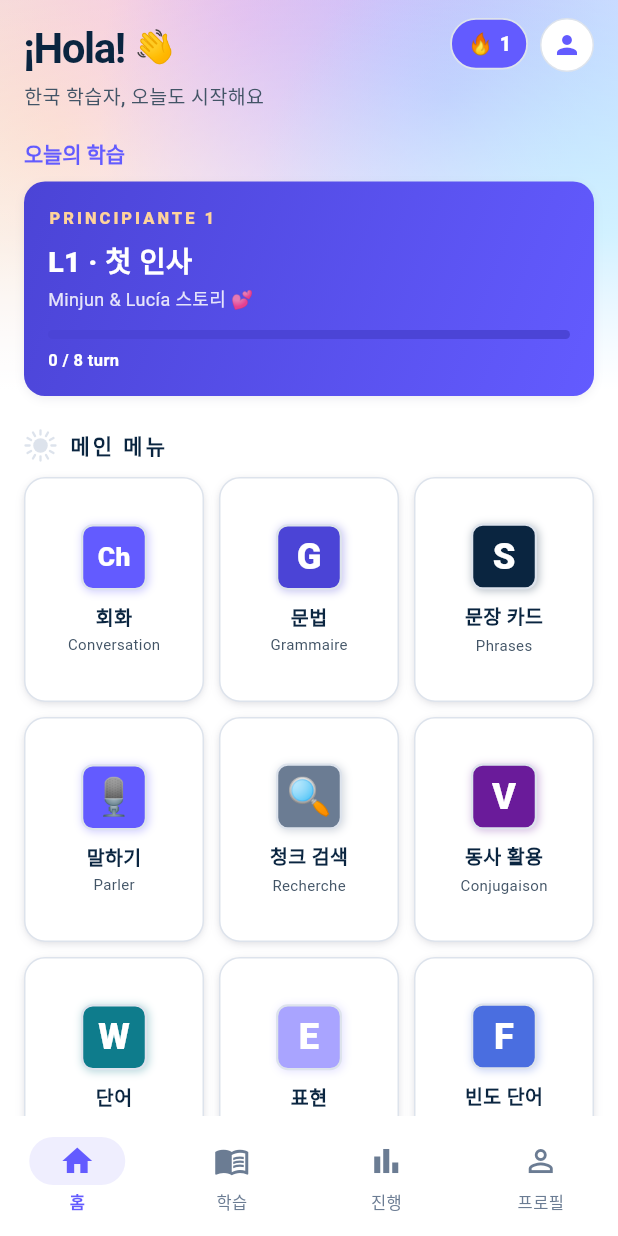
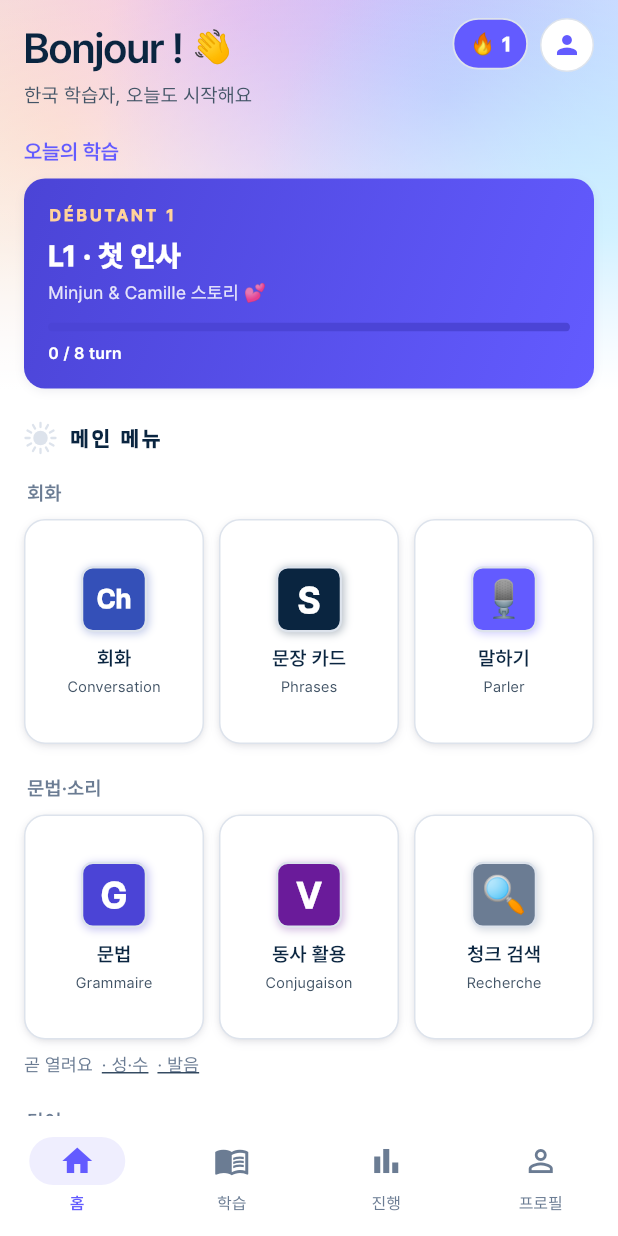
Before and after one commit to talkverselab/talkverse-fr, a Flutter app: the screen it shows after launch, on a phone screen of 412 x 824 dp. Run offline on Flutter 3.47's test engine with Material 3 defaults, Android fonts, the phone set to English and light mode, and no system bars; our stand-ins replace audioplayers, csv, drift, drift_flutter, flutter_secure_storage, flutter_tts and 5 more; missing offline and left inert: flutter_web_auth_2; accounts and stored records are empty; generated files the repository leaves out were written again; statements that could not run were skipped.

Commit message:
feat: UX/UI 시안 01 적용 — 가벼운 Pretendard, 홈 메뉴 3묶음, 리더 단어 카드, 스페인어 템플릿 문구 정리
- 글꼴: Pretendard 400·600 만 번들(사용자 "그림 시안처럼 더 가볍게") — 700 이상은 600 으로
- 홈: 회화 / 문법·소리 / 단어 묶음, 준비중(성·수·발음)은 한 줄로 접기, 비어 있는 단어 메뉴는 「준비 중」 꼬리표
- 회화 리더: 캡션의 단어를 누르면 단어 카드(회화 데이터의 단어 힌트 + 성·수·활용 자리)
- 스페인어 템플릿 흔적 교체: ¡Hola! → Bonjour !, PRINCIPIANTE → DÉBUTANT, Lucía → Camille, 변종·테마·인칭(yo/tú → je/tu) 등

Co-Authored-By: Claude Opus 5.5 <noreply@anthropic.com>
Claude-Session: https://claude.ai/code/session_0124WTkJxKdcFGjQ9EwCnAtR

```diff
--- a/lib/screens/conversation_screen.dart
+++ b/lib/screens/conversation_screen.dart
@@ -44,7 +44,7 @@ class _ConversationScreenState extends State<ConversationScreen> {
     final catalog = EpisodeCatalog.instance;
     return Scaffold(
       backgroundColor: AppColors.cal,
-      appBar: AppBar(title: Text(tr('회화 · Conversación'))),
+      appBar: AppBar(title: Text(tr('회화'))),
       body: _loading
           ? const Center(child: CircularProgressIndicator())
           : ListView(
--- a/lib/screens/main_screen.dart
+++ b/lib/screens/main_screen.dart
@@ -157,7 +157,7 @@ class HomeScreen extends StatelessWidget {
                           Row(
                             children: const [
                               Text(
-                                '¡Hola!',
+                                'Bonjour !',
                                 style: TextStyle(
                                   fontSize: 28,
                                   fontWeight: FontWeight.w700,
@@ -320,7 +320,7 @@ class _TodayMissionState extends State<_TodayMission> {
           crossAxisAlignment: CrossAxisAlignment.start,
           children: [
             Text(
-              meta.level == 'L1' ? 'PRINCIPIANTE 1' : meta.level,
+              meta.level == 'L1' ? 'DÉBUTANT 1' : meta.level,
               style: const TextStyle(
                 color: AppColors.gualdaBright,
                 fontSize: 11,
@@ -339,7 +339,7 @@ class _TodayMissionState extends State<_TodayMission> {
             ),
             const SizedBox(height: 2),
             Text(
-              trf('Minjun & Lucía 스토리 {0}', [meta.emoji]),
+              trf('Minjun & Camille 스토리 {0}', [meta.emoji]),
               style: TextStyle(color: AppColors.cal.withValues(alpha: 0.85), fontSize: 12),
             ),
             const SizedBox(height: 12),
@@ -364,39 +364,51 @@ class _TodayMissionState extends State<_TodayMission> {
   }
 }
 
+/// 홈 메뉴 — UX/UI 시안 01(2026-11-03 사용자 통과): 회화 / 문법·소리 / 단어 세 묶음,
+/// 준비중(성·수·발음)은 타일 대신 묶음 끝 한 줄, 비어 있는 단어 메뉴는 「준비 중」 꼬리표.
 class _MenuGrid extends StatelessWidget {
   @override
   Widget build(BuildContext context) {
-    final items = <_MenuItem>[
-      _MenuItem(label: tr('회화'), sub: 'Conversation', badge: 'Ch', color: AppColors.rojo,
+    final groups = <(String, List<_MenuItem>)>[
+      (tr('회화'), [
+        _MenuItem(label: tr('회화'), sub: 'Conversation', badge: 'Ch', color: AppColors.beni,
           builder: (_) => const DialogueHomeScreen()),
-      _MenuItem(label: tr('문법'), sub: 'Grammaire', badge: 'G', color: AppColors.rojoDeep,
-        builder: (_) => const GrammarHubScreen()),
         _MenuItem(label: tr('문장 카드'), sub: 'Phrases', badge: 'S', color: AppColors.tinta,
           builder: (_) => const SentenceFlashcardScreen()),
         _MenuItem(label: tr('말하기'), sub: 'Parler', badge: '🎙', color: AppColors.rojo,
           builder: (_) => const SpeakingPracticeScreen()),
+      ]),
+      (tr('문법·소리'), [
+        _MenuItem(label: tr('문법'), sub: 'Grammaire', badge: 'G', color: AppColors.rojoDeep,
+          builder: (_) => const GrammarHubScreen()),
+        _MenuItem(label: tr('동사 활용'), sub: 'Conjugaison', badge: 'V', color: AppColors.irregular,
+          builder: (_) => const VerbScreen()),
         _MenuItem(label: tr('청크 검색'), sub: 'Recherche', badge: '🔍', color: AppColors.gualdaDeep,
           builder: (_) => const ChunkSearchScreen()),
-      _MenuItem(label: tr('동사 활용'), sub: 'Conjugaison', badge: 'V', color: AppColors.irregular,
-        builder: (_) => const VerbScreen()),
-      _MenuItem(label: tr('단어'), sub: 'Vocabulaire', badge: 'W', color: AppColors.oliva,
+      ]),
+      (tr('단어'), [
+        _MenuItem(label: tr('빈도 단어'), sub: 'Fréquence', badge: 'F', color: AppColors.francais,
+          builder: (_) => const WordFreqScreen()),
+        _MenuItem(label: tr('단어'), sub: 'Vocabulaire', badge: 'W', color: AppColors.oliva, soon: true,
           builder: (_) => const TopicVocabScreen()),
-      _MenuItem(label: tr('표현'), sub: 'Expression', badge: 'E', color: AppColors.rojoLight,
+        _MenuItem(label: tr('표현'), sub: 'Expression', badge: 'E', color: AppColors.rojoLight, soon: true,
           builder: (_) => TopicVocabScreen(
               title: tr('주제별 표현'),
               asset: 'assets/data/vocab/travel_expressions.json')),
-      _MenuItem(label: tr('빈도 단어'), sub: 'Fréquence', badge: 'F', color: AppColors.francais,
-        builder: (_) => const WordFreqScreen()),
-      _MenuItem(label: tr('성·수'), sub: 'Genre', badge: 'el/la', color: AppColors.mar,
-        builder: (_) => _ComingSoon(title: tr('성·수 일치'))),
-      _MenuItem(label: tr('발음'), sub: 'Prononciation', badge: 'rr', color: AppColors.er,
-        builder: (_) => _ComingSoon(title: tr('발음 (rr · ñ · 강세)'))),
-      _MenuItem(label: tr('단어 카드'), sub: 'Cartes', badge: 'R', color: AppColors.gualdaDeep,
+        _MenuItem(label: tr('단어 카드'), sub: 'Cartes', badge: 'R', color: AppColors.gualdaDeep, soon: true,
           builder: (_) => const WordFlashcardScreen()),
+      ]),
     ];
 
-    return GridView.builder(
+    return Column(
+      crossAxisAlignment: CrossAxisAlignment.stretch,
+      children: [
+        for (final (title, items) in groups) ...[
+          Padding(
+            padding: const EdgeInsets.fromLTRB(2, 6, 2, 8),
+            child: Text(title, style: const TextStyle(fontSize: 13, fontWeight: FontWeight.w600, color: AppColors.muted)),
+          ),
+          GridView.builder(
             shrinkWrap: true,
             physics: const NeverScrollableScrollPhysics(),
             gridDelegate: const SliverGridDelegateWithFixedCrossAxisCount(
@@ -407,6 +419,23 @@ class _MenuGrid extends StatelessWidget {
             ),
             itemCount: items.length,
             itemBuilder: (context, i) => _MenuTile(item: items[i]),
+          ),
+          if (title == tr('문법·소리'))
+            // 준비중 메뉴는 타일 대신 한 줄(시안 01 §2)
+            Padding(
+              padding: const EdgeInsets.only(top: 8),
+              child: Wrap(crossAxisAlignment: WrapCrossAlignment.center, spacing: 6, children: [
+                Text(tr('곧 열려요'), style: const TextStyle(fontSize: 12, color: AppColors.muted)),
+                for (final (label, t) in [(tr('성·수'), tr('성·수 일치')), (tr('발음'), tr('발음'))])
+                  InkWell(
+                    onTap: () => openPane(context, (_) => _ComingSoon(title: t)),
+                    child: Text('· $label', style: const TextStyle(fontSize: 12, color: AppColors.muted, decoration: TextDecoration.underline)),
+                  ),
+              ]),
+            ),
+          const SizedBox(height: 14),
+        ],
+      ],
     );
   }
 }
@@ -417,12 +446,14 @@ class _MenuItem {
   final String badge;
   final Color color;
   final WidgetBuilder builder;
+  final bool soon; // 데이터가 비어 있음 — 타일에 「준비 중」 꼬리표
   _MenuItem({
     required this.label,
     required this.sub,
     required this.badge,
     required this.color,
     required this.builder,
+    this.soon = false,
   });
 }
 
@@ -462,8 +493,8 @@ class _MenuTile extends StatelessWidget {
               ),
               const SizedBox(height: 2),
               Text(
-                item.sub,
-                style: const TextStyle(fontSize: 10, color: AppColors.tintaLight),
+                item.soon ? tr('준비 중') : item.sub,
+                style: TextStyle(fontSize: 10, color: item.soon ? AppColors.beni : AppColors.tintaLight),
                 overflow: TextOverflow.ellipsis,
               ),
             ],
@@ -485,7 +516,7 @@ class _ComingSoon extends StatelessWidget {
       appBar: AppBar(title: Text(title)),
       body: Center(
         child: Text(
-          tr('Próximamente · 준비 중'),
+          tr('준비 중'),
           style: TextStyle(color: AppColors.tintaLight, letterSpacing: 2),
         ),
       ),
--- a/lib/screens/progress_screen.dart
+++ b/lib/screens/progress_screen.dart
@@ -51,7 +51,7 @@ class _ProgressScreenState extends State<ProgressScreen> {
     return Scaffold(
       backgroundColor: AppColors.cal,
       appBar: AppBar(
-        title: Text(tr('진행 · Progreso')),
+        title: Text(tr('진행')),
         actions: [
           IconButton(icon: const Icon(Icons.refresh), onPressed: _load),
         ],
@@ -92,7 +92,7 @@ class _ProgressScreenState extends State<ProgressScreen> {
                 const SizedBox(height: 12),
                 Center(
                   child: Text(
-                    'Poco a poco se va lejos',
+                    'Petit à petit, l\'oiseau fait son nid',
                     style: TextStyle(color: AppColors.tintaLight, fontSize: 12, letterSpacing: 2),
                   ),
                 ),
--- a/lib/screens/verb_screen.dart
+++ b/lib/screens/verb_screen.dart
@@ -11,7 +11,7 @@ import '../widgets/spanish_decor.dart';
 import '../core/platform.dart';
 import '../core/l10n.dart';
 
-const _persons = ['yo', 'tú', 'él/ella', 'nosotros', 'vosotros', 'ellos'];
+const _persons = ['je', 'tu', 'il/elle', 'nous', 'vous', 'ils/elles']; // 프랑스어 6인칭(템플릿의 스페인어 인칭 교체)
 
 /// 동사 활용 — 핵심 동사 목록 + 현재/단순과거 표.
 class VerbScreen extends StatefulWidget {
```
Also changed, not shown: lib/screens/profile_screen.dart (+4 -4 lines), lib/widgets/episode_play_pane.dart (+90 -1 lines), pubspec.yaml (+9 -0 lines), assets/fonts/Pretendard-Regular.otf (added), assets/fonts/Pretendard-SemiBold.otf (added), 2 other files. Lines whose indentation alone changed are shown as unchanged.
